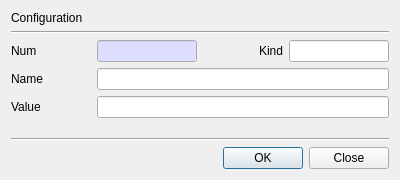
This is CertMan/config_dlg.ui in jykim74/CertMan as Qt 5 draws it before an edit. The edited form follows.
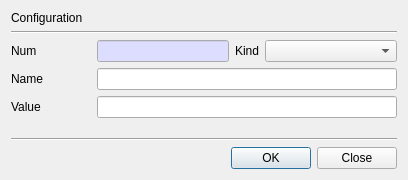
This is the edited form.

Commit message: Config UI 개선

What changed in the file:
```diff
--- a/CertMan/config_dlg.ui
+++ b/CertMan/config_dlg.ui
@@ -6,7 +6,7 @@
    <rect>
     <x>0</x>
     <y>0</y>
-    <width>400</width>
+    <width>406</width>
     <height>180</height>
    </rect>
   </property>
@@ -49,38 +49,6 @@
        </property>
       </widget>
      </item>
-     <item row="0" column="3">
-      <widget class="QLineEdit" name="mKindText">
-       <property name="minimumSize">
-        <size>
-         <width>100</width>
-         <height>0</height>
-        </size>
-       </property>
-       <property name="maximumSize">
-        <size>
-         <width>16777215</width>
-         <height>16777215</height>
-        </size>
-       </property>
-      </widget>
-     </item>
-     <item row="0" column="2">
-      <widget class="QLabel" name="label_2">
-       <property name="minimumSize">
-        <size>
-         <width>80</width>
-         <height>0</height>
-        </size>
-       </property>
-       <property name="text">
-        <string>Kind</string>
-       </property>
-       <property name="alignment">
-        <set>Qt::AlignRight|Qt::AlignTrailing|Qt::AlignVCenter</set>
-       </property>
-      </widget>
-     </item>
      <item row="0" column="1">
       <widget class="QLineEdit" name="mNumText">
        <property name="minimumSize">
@@ -137,6 +105,32 @@
        </property>
       </widget>
      </item>
+     <item row="0" column="2">
+      <widget class="QLabel" name="label_2">
+       <property name="minimumSize">
+        <size>
+         <width>0</width>
+         <height>0</height>
+        </size>
+       </property>
+       <property name="text">
+        <string>Kind</string>
+       </property>
+       <property name="alignment">
+        <set>Qt::AlignRight|Qt::AlignTrailing|Qt::AlignVCenter</set>
+       </property>
+      </widget>
+     </item>
+     <item row="0" column="3">
+      <widget class="QComboBox" name="mKindCombo">
+       <property name="sizePolicy">
+        <sizepolicy hsizetype="Expanding" vsizetype="Fixed">
+         <horstretch>0</horstretch>
+         <verstretch>0</verstretch>
+        </sizepolicy>
+       </property>
+      </widget>
+     </item>
     </layout>
    </item>
    <item>
@@ -155,7 +149,14 @@
       </widget>
      </item>
      <item row="0" column="1">
-      <widget class="QLineEdit" name="mNameText"/>
+      <widget class="QLineEdit" name="mNameText">
+       <property name="minimumSize">
+        <size>
+         <width>300</width>
+         <height>0</height>
+        </size>
+       </property>
+      </widget>
      </item>
     </layout>
    </item>
```
Left out of the diff: 1 changed line with no effect on the pictures. The commit also changes 3 other files.
